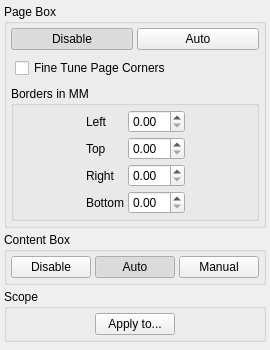
First picture: the form in src/core/filters/select_content/ui/SelectContentOptionsWidget.ui, repository ImageProcessing-ElectronicPublications/scantailor-deviant, before the edit.
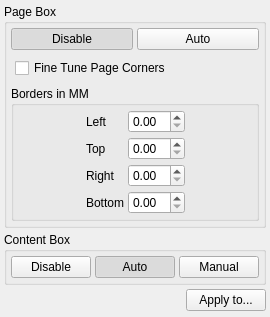
Second picture: the form after the edit.

Commit message: Content stage UI is unified with other stages

```diff
--- a/src/core/filters/select_content/ui/SelectContentOptionsWidget.ui
+++ b/src/core/filters/select_content/ui/SelectContentOptionsWidget.ui
@@ -7,7 +7,7 @@
     <x>0</x>
     <y>0</y>
     <width>267</width>
-    <height>350</height>
+    <height>317</height>
    </rect>
   </property>
   <property name="windowTitle">
@@ -307,27 +307,6 @@
      </layout>
     </widget>
    </item>
-   <item>
-    <widget class="QGroupBox" name="scopeBox">
-     <property name="title">
-      <string>Scope</string>
-     </property>
-     <layout class="QVBoxLayout">
-      <property name="spacing">
-       <number>4</number>
-      </property>
-      <property name="leftMargin">
-       <number>4</number>
-      </property>
-      <property name="topMargin">
-       <number>4</number>
-      </property>
-      <property name="rightMargin">
-       <number>4</number>
-      </property>
-      <property name="bottomMargin">
-       <number>4</number>
-      </property>
       <item>
        <layout class="QHBoxLayout">
         <item>
@@ -350,23 +329,7 @@
           </property>
          </widget>
         </item>
-        <item>
-         <spacer>
-          <property name="orientation">
-           <enum>Qt::Horizontal</enum>
-          </property>
-          <property name="sizeHint" stdset="0">
-           <size>
-            <width>4</width>
-            <height>20</height>
-           </size>
-          </property>
-         </spacer>
-        </item>
-       </layout>
-      </item>
-     </layout>
-    </widget>
+    </layout>
    </item>
    <item>
     <spacer name="verticalSpacer">
```
Left out of the diff: 56 changed lines with no effect on the pictures. Lines whose indentation alone changed are shown as unchanged.
